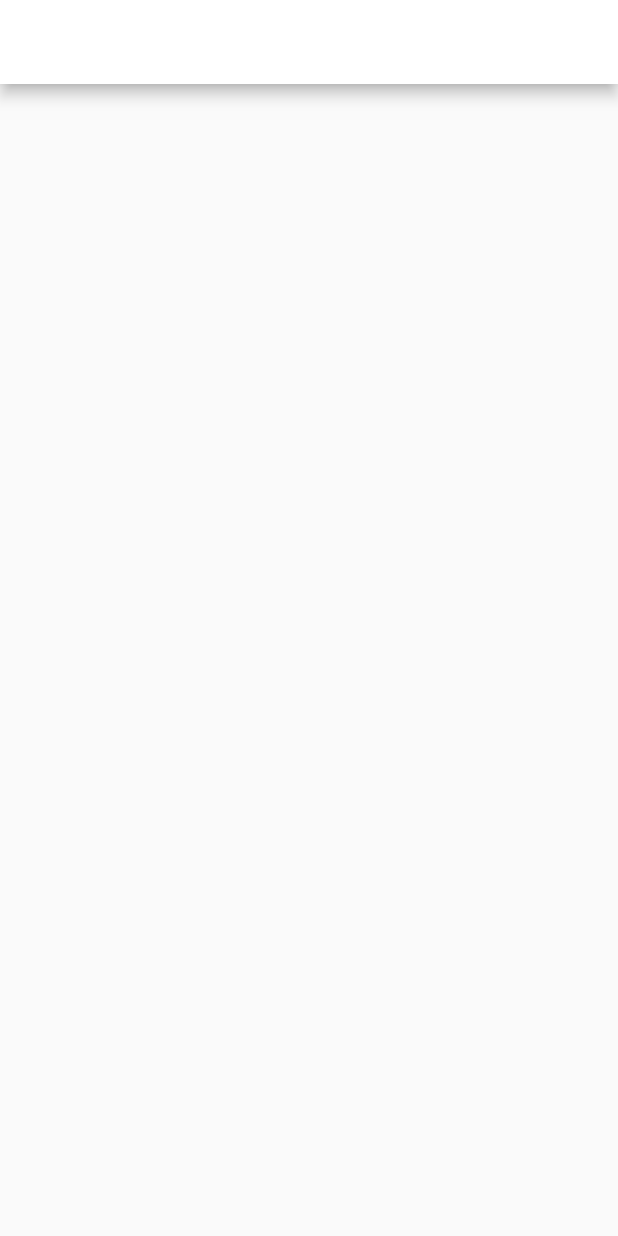
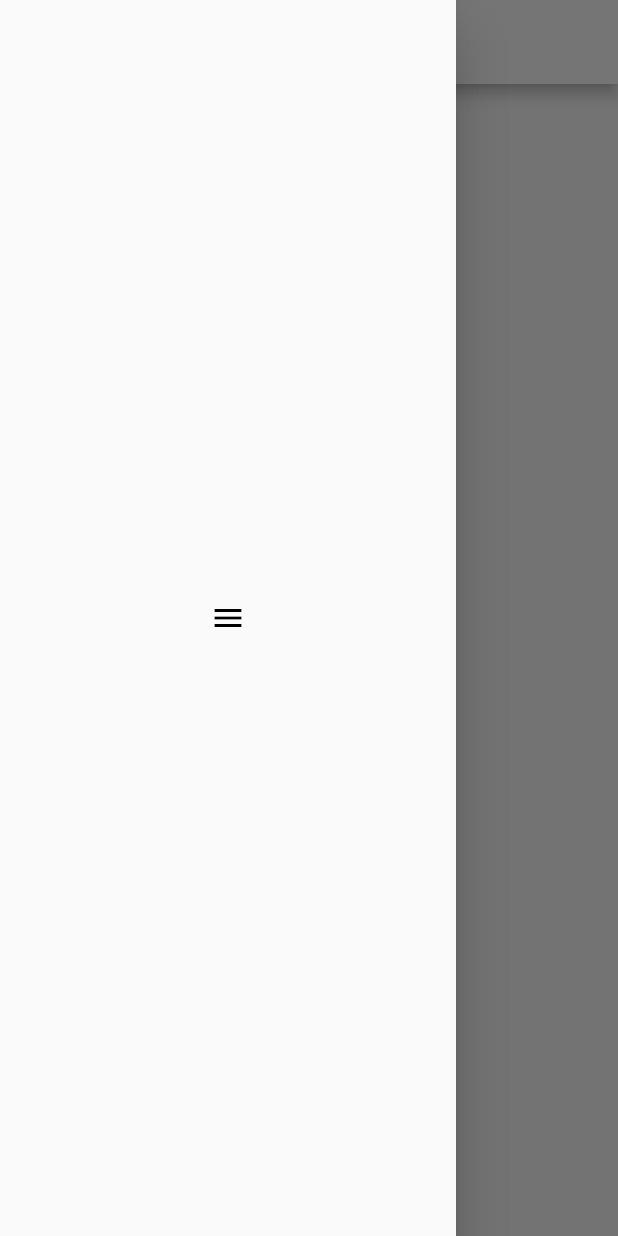
Before and after one commit to brunoalksouza/room_meet_scheduler_flutter, a Flutter app: the screen it shows after launch, with the side drawer open (before the commit the screen has no drawer), on a phone screen of 412 x 824 dp. Run offline on Flutter 3.47's test engine with Material 2 defaults, Android fonts, the phone set to English and light mode, and no system bars.

Commit message:
added menu icon

```diff
--- a/lib/main.dart
+++ b/lib/main.dart
@@ -1,4 +1,5 @@
 import 'package:flutter/material.dart';
+import 'package:room_meet_scheduler_flutter/pages/scheduler.dart';
 
 void main() {
   runApp(const MainApp());
@@ -9,15 +10,6 @@ class MainApp extends StatelessWidget {
 
   @override
   Widget build(BuildContext context) {
-    return MaterialApp(
-      debugShowCheckedModeBanner: false,
-      home: Scaffold(
-
-        appBar: AppBar(
-          backgroundColor: Colors.white,
-
-        ),
-      ),
-    );
+    return const Scheduler();
   }
 }
--- /dev/null
+++ b/lib/pages/scheduler.dart
@@ -0,0 +1,29 @@
+import 'package:flutter/material.dart';
+
+class Scheduler extends StatelessWidget {
+  const Scheduler({
+    super.key,
+  });
+
+  @override
+  Widget build(BuildContext context) {
+    return MaterialApp(
+      home: Scaffold(
+        drawer: const Drawer(
+          child: Icon(
+            Icons.menu,
+            color: Colors.black,
+          ),
+        ),
+        appBar: AppBar(
+          backgroundColor: Colors.white,
+          // elevation: 0,
+          title: const Text(
+            'Planejador de reuniões',
+            style: TextStyle(color: Colors.black),
+          ),
+        ),
+      ),
+    );
+  }
+}
```
